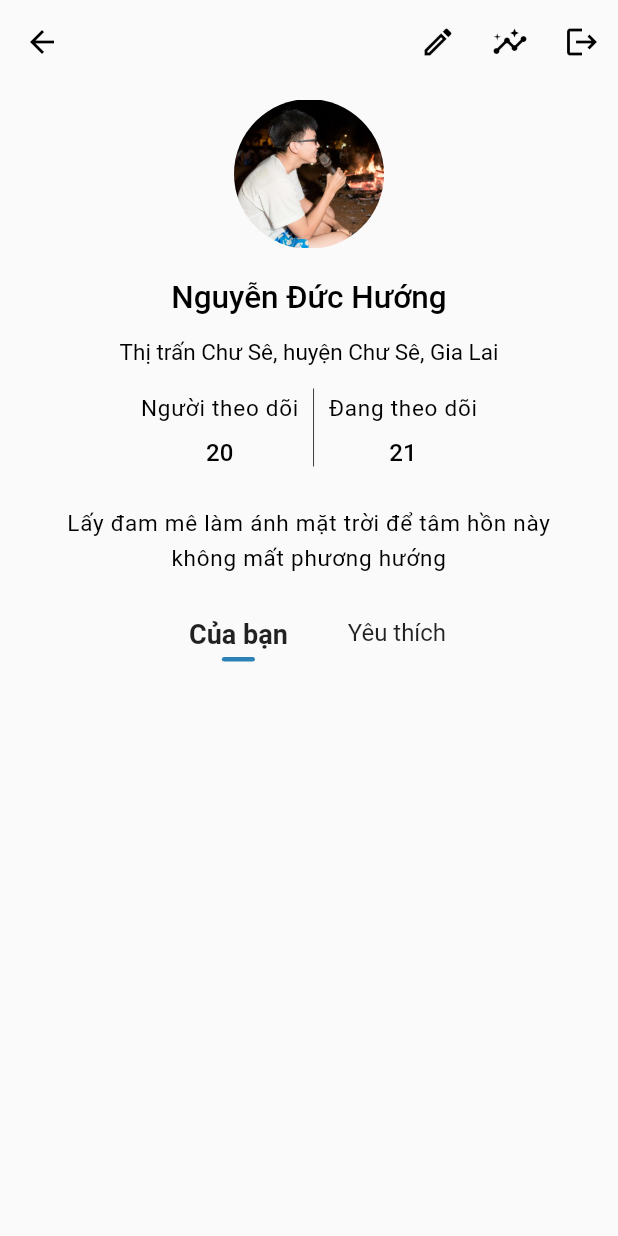
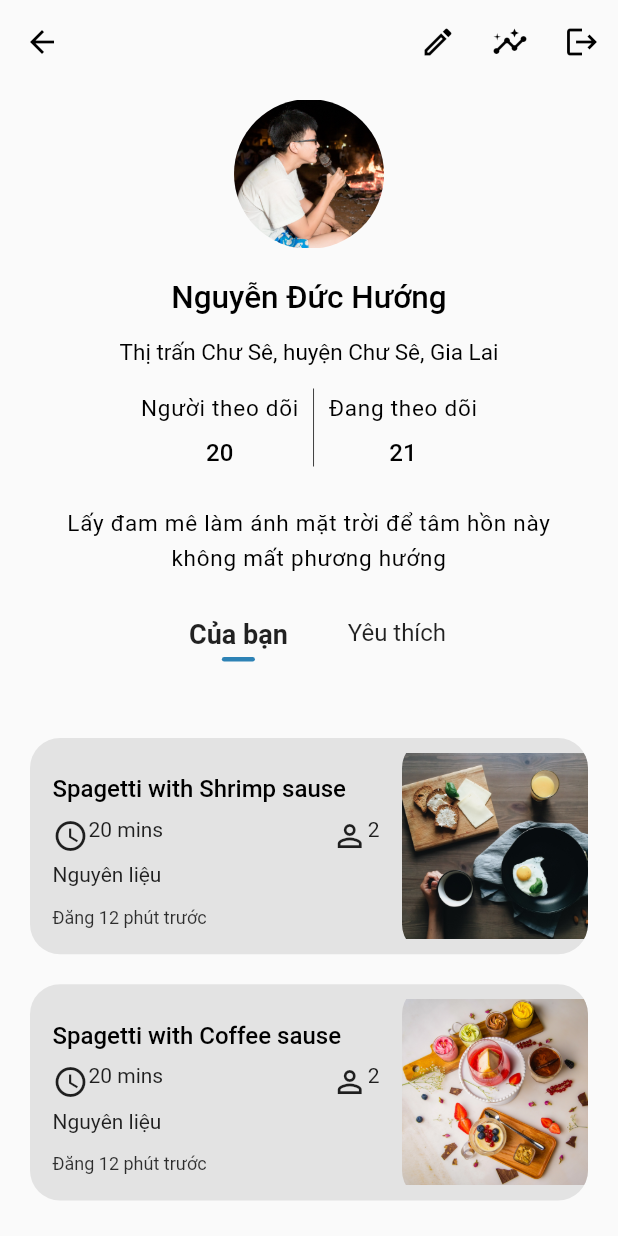
Before and after one commit to duchuongnguyen/cooking_master, a Flutter app: the UserProfileScreen screen opened directly, on a phone screen of 412 x 824 dp. Run offline on Flutter 3.47's test engine with Material 2 defaults, Android fonts, the phone set to English and light mode, and no system bars; our stand-ins replace firebase_auth, firebase_core, font_awesome_flutter, google_fonts, google_sign_in, rxdart; missing offline and left inert: flutter_login_facebook; accounts and stored records are empty; generated files the repository leaves out were written again.

Commit message:
add recipe list in user profile

```diff
--- a/lib/screens/user_profile_screen.dart
+++ b/lib/screens/user_profile_screen.dart
@@ -1,8 +1,10 @@
+import 'package:cooking_master/models/recipe_card_model.dart';
 import 'package:cooking_master/models/user_model.dart';
 import 'package:cooking_master/screens/UserProfile/category_item.dart';
 import 'package:cooking_master/screens/edit_user_profile_screen.dart';
 import 'package:cooking_master/services/auth.dart';
 import 'package:cooking_master/widgets/appbar.dart';
+import 'package:cooking_master/widgets/recipe_detail_card.dart';
 import 'package:cooking_master/widgets/show_alert_dialog.dart';
 import 'package:flutter/material.dart';
 import 'package:cooking_master/widgets/CustomBackButton.dart';
@@ -56,7 +58,9 @@ class _UserProfileScreenState extends State<UserProfileScreen> {
             Navigator.push(
                 context,
                 MaterialPageRoute(
-                    builder: (context) => EditUserProfileScreen(user: user,)));
+                    builder: (context) => EditUserProfileScreen(
+                          user: user,
+                        )));
           },
         ),
         IconButton(
@@ -80,6 +84,8 @@ class _UserProfileScreenState extends State<UserProfileScreen> {
       )),
       body: Container(
         padding: EdgeInsets.all(10),
+        child: SingleChildScrollView(
+          physics: ScrollPhysics(),
           child: Column(
             children: [
               Center(
@@ -187,6 +193,7 @@ class _UserProfileScreenState extends State<UserProfileScreen> {
                   ),
                 ),
               ),
+              //Bio Text
               Center(
                 child: Container(
                   margin: EdgeInsets.only(top: 25),
@@ -209,7 +216,22 @@ class _UserProfileScreenState extends State<UserProfileScreen> {
               Center(
                 child: CategoryItem(),
               ),
+              //List recipes
+              Container(
+                child: ListView.builder(
+                  physics: NeverScrollableScrollPhysics(),
+                  shrinkWrap: true,
+                  itemCount: cards.length,
+                  itemBuilder: (context, index) {
+                    return RecipeDetailCard(
+                      recipe: cards[index],
+                      size: MediaQuery.of(context).size,
+                    );
+                  },
+                ),
+              )
             ],
+          ),
         ),
       ),
     );
--- a/lib/widgets/ListCards/list_view_of_recipe_cards.dart
+++ b/lib/widgets/ListCards/list_view_of_recipe_cards.dart
@@ -18,31 +18,34 @@ class ListViewOfRecipeCards extends StatelessWidget {
   @override
   Widget build(BuildContext context) {
     return Container(
-      padding: EdgeInsets.only(top: defaultPadding*0.6),
+      padding: EdgeInsets.only(top: defaultPadding * 0.6),
       height: size.height * 0.35,
 
       //List of recipe cards
       child: ListView.builder(
           scrollDirection: Axis.horizontal,
-          padding: EdgeInsets.only(left: defaultPadding, right: defaultPadding*0.4),
+          padding: EdgeInsets.only(
+              left: defaultPadding, right: defaultPadding * 0.4),
           itemCount: cards.length,
-          itemBuilder: (context, index){
+          itemBuilder: (context, index) {
             return Container(
-              width: size.width* 0.5,
+              width: size.width * 0.5,
+              height: size.width * 0.5,
               margin: EdgeInsets.only(right: defaultPadding * 0.7),
               decoration: BoxDecoration(
-                  boxShadow: [BoxShadow(
-                    color: blue2.withOpacity(0.2),
-                    spreadRadius: 2,
-                    blurRadius: 6,
-                    offset: Offset(0, 3),
-                  )],
+                  boxShadow: [
+                    BoxShadow(
+                      color: blue2.withOpacity(0.2),
+                      spreadRadius: 2,
+                      blurRadius: 6,
+                      offset: Offset(0, 3),
+                    )
+                  ],
                   borderRadius: BorderRadius.circular(20),
                   image: DecorationImage(
                     fit: BoxFit.cover,
                     image: AssetImage(cards[index].recipeImage),
-                  )
-              ),
+                  )),
               child: Stack(
                 children: [
                   //Kind of recipe
@@ -57,18 +60,24 @@ class ListViewOfRecipeCards extends StatelessWidget {
                           sigmaX: 19.2,
                         ),
                         child: Container(
-                          padding: EdgeInsets.only(left: defaultPadding* 0.5, right: defaultPadding * 0.5, top: defaultPadding * 0.2, bottom: defaultPadding * 0.2),
+                          padding: EdgeInsets.only(
+                              left: defaultPadding * 0.5,
+                              right: defaultPadding * 0.5,
+                              top: defaultPadding * 0.2,
+                              bottom: defaultPadding * 0.2),
                           child: Text(
                             cards[index].recipeKind,
-                            style: TextStyle(color: Colors.white, fontWeight: FontWeight.bold, fontSize: 14),
+                            style: TextStyle(
+                                color: Colors.white,
+                                fontWeight: FontWeight.bold,
+                                fontSize: 14),
                           ),
                         ),
                       ),
                     ),
                   ),
                   SizedBox(
-                    width: size.width* 0.5,
-
+                    width: size.width * 0.5,
                   ),
                   //Detail Information
                   Align(
@@ -76,7 +85,7 @@ class ListViewOfRecipeCards extends StatelessWidget {
                     child: Container(
                       padding: EdgeInsets.all(defaultPadding * 0.45),
                       margin: EdgeInsets.only(bottom: defaultPadding),
-                      width: size.width* 0.45,
+                      width: size.width * 0.45,
                       height: size.height * 0.35 * 0.25,
                       decoration: BoxDecoration(
                         borderRadius: BorderRadius.circular(20.0),
@@ -88,11 +97,14 @@ class ListViewOfRecipeCards extends StatelessWidget {
                           Align(
                             alignment: Alignment.topLeft,
                             child: Container(
-                              width: size.width* 0.45 * 0.6,
+                              width: size.width * 0.45 * 0.6,
                               height: size.height * 0.35 * 0.3 * 0.7,
                               child: Text(
                                 cards[index].recipeName,
-                                style: TextStyle(color: Colors.white, fontSize: 15, fontWeight: FontWeight.w600),
+                                style: TextStyle(
+                                    color: Colors.white,
+                                    fontSize: 15,
+                                    fontWeight: FontWeight.w600),
                               ),
                             ),
                           ),
@@ -102,19 +114,21 @@ class ListViewOfRecipeCards extends StatelessWidget {
                               right: -defaultPadding + 5,
                               child: IconButton(
                                 onPressed: () {},
-                                icon: Icon(Icons.bookmark_border_rounded, color: Colors.white, size: 18),
-                              )
-                          ),
+                                icon: Icon(Icons.bookmark_border_rounded,
+                                    color: Colors.white, size: 18),
+                              )),
 
                           //Time & Serving
                           Align(
                             alignment: Alignment.bottomLeft,
                             child: Text(
-                              cards[index].recipeCookTime + ' | ' + cards[index].recipeServingNumber.toString() + " " + AppLocalizations.of(context).serving,
+                              cards[index].recipeCookTime +
+                                  ' | ' +
+                                  cards[index].recipeServingNumber.toString() +
+                                  " " +
+                                  AppLocalizations.of(context).serving,
                               style: TextStyle(
-                                  color: Colors.blueGrey,
-                                  fontSize: 12
-                              ),
+                                  color: Colors.blueGrey, fontSize: 12),
                             ),
                           ),
                         ],
--- /dev/null
+++ b/lib/widgets/recipe_detail_card.dart
@@ -0,0 +1,100 @@
+import 'package:cooking_master/models/recipe_card_model.dart';
+import 'package:flutter/material.dart';
+import 'package:google_fonts/google_fonts.dart';
+
+class RecipeDetailCard extends StatelessWidget {
+  final RecipeCardModel recipe;
+  final size;
+
+  const RecipeDetailCard({Key key, this.recipe, this.size}) : super(key: key);
+
+  @override
+  Widget build(BuildContext context) {
+    return Container(
+        margin: EdgeInsets.all(10),
+        height: size.width * 0.35,
+        decoration: BoxDecoration(
+          color: Colors.grey.withOpacity(0.25),
+          borderRadius: BorderRadius.circular(20),
+        ),
+        child: Row(
+          children: [
+            Expanded(
+              flex: 2,
+              child: Container(
+                  padding: EdgeInsets.all(15),
+                  child: Column(
+                    children: [
+                      Expanded(
+                        flex: 2,
+                        child: Align(
+                            alignment: Alignment.centerLeft,
+                            child: Text(
+                              recipe.recipeName,
+                              style: GoogleFonts.roboto(
+                                  color: Colors.black,
+                                  fontSize: 16,
+                                  fontWeight: FontWeight.w500),
+                            )),
+                      ),
+                      Expanded(
+                        flex: 1,
+                        child: Row(
+                          mainAxisAlignment: MainAxisAlignment.spaceBetween,
+                          crossAxisAlignment: CrossAxisAlignment.center,
+                          children: [
+                            Container(
+                                child: Row(
+                              mainAxisAlignment: MainAxisAlignment.end,
+                              crossAxisAlignment: CrossAxisAlignment.start,
+                              children: [
+                                Icon(Icons.schedule),
+                                Text(recipe.recipeCookTime)
+                              ],
+                            )),
+                            Container(
+                                child: Row(
+                              mainAxisAlignment: MainAxisAlignment.end,
+                              crossAxisAlignment: CrossAxisAlignment.start,
+                              children: [
+                                Icon(Icons.person_outline),
+                                Text(recipe.recipeServingNumber.toString())
+                              ],
+                            ))
+                          ],
+                        ),
+                      ),
+                      Expanded(
+                          flex: 2,
+                          child: Align(
+                              alignment: Alignment.centerLeft,
+                              //Todo: Load ingredients here
+                              child: Text("Nguyên liệu"))),
+                      Expanded(
+                          flex: 1,
+                          child: Align(
+                              alignment: Alignment.centerLeft,
+                              child: Text(
+                                //Todo: Publish time here
+                                "Đăng 12 phút trước",
+                                style: GoogleFonts.roboto(
+                                    color: Colors.black.withOpacity(0.8),
+                                    fontSize: 12,
+                                    fontWeight: FontWeight.w400),
+                              )))
+                    ],
+                  )),
+            ),
+            Expanded(
+              flex: 1,
+              child: Container(
+                decoration: BoxDecoration(
+                    borderRadius: BorderRadius.circular(20),
+                    image:
+                        DecorationImage(image: AssetImage(recipe.recipeImage))),
+              ),
+            ),
+          ],
+        ));
+  }
+}
```
Lines whose indentation alone changed are shown as unchanged.
